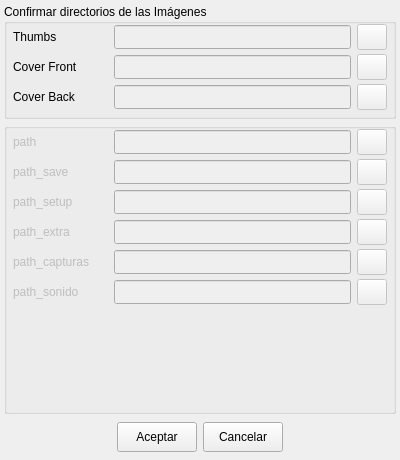
The window that ui/importpath.ui (Monthy/gr-lida) describes before a commit, drawn with Qt 5.
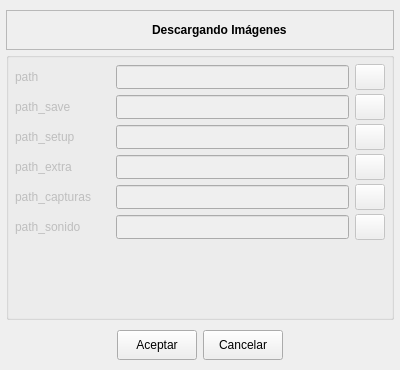
The same window after the commit. The open tabs and pages were chosen to show the change. Icons and pictures are not drawn.

Commit message: En el grlida_importpath: - Añadido un frame que se muestra mientras se esta descargando la imágen. - Eliminado botones del Thumbs, CoverFront y CoverBack que ya no se usaran. - Añadiendo en el setStyleSheet la opciones de la Fuente y el tamaño. - Actualizada el UI con los botones quitados.

Patch:
```diff
--- a/ui/importpath.ui
+++ b/ui/importpath.ui
@@ -1,18 +1,18 @@
 <ui version="4.0" >
  <class>ImportPathClass</class>
- <widget class="QDialog" name="ImportPathClass" >
-  <property name="geometry" >
+ <widget class="QDialog" name="ImportPathClass">
+  <property name="geometry">
    <rect>
     <x>0</x>
     <y>0</y>
     <width>400</width>
-    <height>460</height>
+    <height>370</height>
    </rect>
   </property>
-  <property name="minimumSize" >
+  <property name="minimumSize">
    <size>
     <width>400</width>
-    <height>460</height>
+    <height>370</height>
    </size>
   </property>
   <property name="windowTitle" >
@@ -22,247 +22,119 @@
    <iconset resource="../res/grlida.qrc" >
     <normaloff>:/img16/grlida.png</normaloff>:/img16/grlida.png</iconset>
   </property>
-  <layout class="QVBoxLayout" >
-   <property name="spacing" >
-    <number>4</number>
+  <layout class="QVBoxLayout" name="verticalLayout">
+   <property name="spacing">
+    <number>6</number>
    </property>
-   <property name="margin" >
-    <number>4</number>
+   <property name="margin">
+    <number>6</number>
    </property>
    <item>
-    <widget class="QGroupBox" name="gBox_path_images" >
-     <property name="title" >
-      <string>Confirmar directorios de las Imágenes</string>
+    <widget class="QFrame" name="frame_info">
+     <property name="minimumSize">
+      <size>
+       <width>0</width>
+       <height>40</height>
+      </size>
      </property>
-     <layout class="QVBoxLayout" >
-      <property name="spacing" >
-       <number>4</number>
-      </property>
-      <property name="leftMargin" >
-       <number>6</number>
-      </property>
-      <property name="topMargin" >
+     <property name="maximumSize">
+      <size>
+       <width>16777215</width>
+       <height>32</height>
+      </size>
+     </property>
+     <property name="frameShape">
+      <enum>QFrame::StyledPanel</enum>
+     </property>
+     <property name="frameShadow">
+      <enum>QFrame::Raised</enum>
+     </property>
+     <layout class="QHBoxLayout" name="horizontalLayout_2">
+      <property name="margin">
        <number>0</number>
       </property>
-      <property name="rightMargin" >
-       <number>6</number>
-      </property>
-      <property name="bottomMargin" >
-       <number>6</number>
-      </property>
       <item>
-       <layout class="QHBoxLayout" name="hLayout_19" >
-        <property name="spacing" >
-         <number>6</number>
+       <spacer name="hSpacer_0">
+        <property name="orientation">
+         <enum>Qt::Horizontal</enum>
         </property>
-        <property name="margin" >
-         <number>0</number>
+        <property name="sizeHint" stdset="0">
+         <size>
+          <width>40</width>
+          <height>20</height>
+         </size>
         </property>
-        <item>
-         <widget class="QLabel" name="lb_path_17" >
-          <property name="minimumSize" >
-           <size>
-            <width>95</width>
-            <height>0</height>
-           </size>
-          </property>
-          <property name="text" >
-           <string>Thumbs</string>
-          </property>
-         </widget>
-        </item>
-        <item>
-         <widget class="QLineEdit" name="txtDatosPath_Thumbs" >
-          <property name="enabled" >
-           <bool>false</bool>
-          </property>
-          <property name="minimumSize" >
-           <size>
-            <width>0</width>
-            <height>24</height>
-           </size>
-          </property>
-         </widget>
-        </item>
-        <item>
-         <widget class="QPushButton" name="btnDirPath_Datos_Thumbs" >
-          <property name="enabled" >
-           <bool>false</bool>
-          </property>
-          <property name="minimumSize" >
-           <size>
-            <width>30</width>
-            <height>26</height>
-           </size>
-          </property>
-          <property name="maximumSize" >
-           <size>
-            <width>30</width>
-            <height>26</height>
-           </size>
-          </property>
-          <property name="text" >
-           <string/>
-          </property>
-          <property name="icon" >
-           <iconset resource="../res/grlida.qrc" >
-            <normaloff>:/img16/carpeta_1.png</normaloff>:/img16/carpeta_1.png</iconset>
-          </property>
-         </widget>
-        </item>
-       </layout>
+       </spacer>
       </item>
       <item>
-       <layout class="QHBoxLayout" name="hLayout_18" >
-        <property name="spacing" >
-         <number>6</number>
+       <widget class="QLabel" name="lb_icon">
+        <property name="minimumSize">
+         <size>
+          <width>32</width>
+          <height>32</height>
+         </size>
         </property>
-        <property name="margin" >
-         <number>0</number>
+        <property name="maximumSize">
+         <size>
+          <width>32</width>
+          <height>32</height>
+         </size>
         </property>
-        <item>
-         <widget class="QLabel" name="lb_path_18" >
-          <property name="minimumSize" >
-           <size>
-            <width>95</width>
-            <height>0</height>
-           </size>
-          </property>
-          <property name="text" >
-           <string>Cover Front</string>
-          </property>
-         </widget>
-        </item>
-        <item>
-         <widget class="QLineEdit" name="txtDatosPath_CoverFront" >
-          <property name="enabled" >
-           <bool>false</bool>
-          </property>
-          <property name="minimumSize" >
-           <size>
-            <width>0</width>
-            <height>24</height>
-           </size>
-          </property>
-         </widget>
-        </item>
-        <item>
-         <widget class="QPushButton" name="btnDirPath_Datos_CoverFront" >
-          <property name="enabled" >
-           <bool>false</bool>
-          </property>
-          <property name="minimumSize" >
-           <size>
-            <width>30</width>
-            <height>26</height>
-           </size>
-          </property>
-          <property name="maximumSize" >
-           <size>
-            <width>30</width>
-            <height>26</height>
-           </size>
-          </property>
-          <property name="text" >
-           <string/>
-          </property>
-          <property name="icon" >
-           <iconset resource="../res/grlida.qrc" >
-            <normaloff>:/img16/carpeta_1.png</normaloff>:/img16/carpeta_1.png</iconset>
-          </property>
-         </widget>
-        </item>
-       </layout>
+        <property name="text">
+         <string/>
+        </property>
+        <property name="pixmap">
+         <pixmap resource="../res/grlida.qrc">:/img32/descargar.png</pixmap>
+        </property>
+       </widget>
       </item>
       <item>
-       <layout class="QHBoxLayout" name="hLayout_17" >
-        <property name="spacing" >
-         <number>6</number>
+       <widget class="QLabel" name="lb_info">
+        <property name="minimumSize">
+         <size>
+          <width>105</width>
+          <height>32</height>
+         </size>
         </property>
-        <property name="margin" >
-         <number>0</number>
+        <property name="font">
+         <font>
+          <weight>75</weight>
+          <bold>true</bold>
+         </font>
         </property>
-        <item>
-         <widget class="QLabel" name="lb_path_19" >
-          <property name="minimumSize" >
-           <size>
-            <width>95</width>
-            <height>0</height>
-           </size>
-          </property>
-          <property name="text" >
-           <string>Cover Back</string>
-          </property>
-         </widget>
-        </item>
-        <item>
-         <widget class="QLineEdit" name="txtDatosPath_CoverBack" >
-          <property name="enabled" >
-           <bool>false</bool>
-          </property>
-          <property name="minimumSize" >
-           <size>
-            <width>0</width>
-            <height>24</height>
-           </size>
-          </property>
-         </widget>
-        </item>
-        <item>
-         <widget class="QPushButton" name="btnDirPath_Datos_CoverBack" >
-          <property name="enabled" >
-           <bool>false</bool>
-          </property>
-          <property name="minimumSize" >
-           <size>
-            <width>30</width>
-            <height>26</height>
-           </size>
-          </property>
-          <property name="maximumSize" >
-           <size>
-            <width>30</width>
-            <height>26</height>
-           </size>
-          </property>
-          <property name="text" >
-           <string/>
-          </property>
-          <property name="icon" >
-           <iconset resource="../res/grlida.qrc" >
-            <normaloff>:/img16/carpeta_1.png</normaloff>:/img16/carpeta_1.png</iconset>
-          </property>
-         </widget>
-        </item>
-       </layout>
+        <property name="text">
+         <string>Descargando Imágenes</string>
+        </property>
+       </widget>
+      </item>
+      <item>
+       <spacer name="hSpacer_1">
+        <property name="orientation">
+         <enum>Qt::Horizontal</enum>
+        </property>
+        <property name="sizeHint" stdset="0">
+         <size>
+          <width>40</width>
+          <height>20</height>
+         </size>
+        </property>
+       </spacer>
       </item>
      </layout>
     </widget>
    </item>
    <item>
-    <widget class="QGroupBox" name="gBox_path_emu" >
-     <property name="enabled" >
+    <widget class="QGroupBox" name="gBox_path_emu">
+     <property name="enabled">
       <bool>false</bool>
      </property>
-     <layout class="QVBoxLayout" >
-      <property name="spacing" >
-       <number>4</number>
-      </property>
-      <property name="leftMargin" >
-       <number>6</number>
-      </property>
-      <property name="topMargin" >
-       <number>0</number>
-      </property>
-      <property name="rightMargin" >
-       <number>6</number>
-      </property>
-      <property name="bottomMargin" >
+     <layout class="QVBoxLayout">
+      <property name="margin">
        <number>6</number>
       </property>
       <item>
-       <widget class="QStackedWidget" name="wizardPath" >
-        <property name="minimumSize" >
+       <widget class="QStackedWidget" name="wizardPath">
+        <property name="minimumSize">
          <size>
           <width>16</width>
           <height>260</height>
@@ -742,17 +614,17 @@
           </item>
          </layout>
         </widget>
-        <widget class="QWidget" name="page_2" >
-         <layout class="QVBoxLayout" >
-          <property name="spacing" >
+        <widget class="QWidget" name="page_2">
+         <layout class="QVBoxLayout">
+          <property name="spacing">
            <number>4</number>
           </property>
-          <property name="margin" >
+          <property name="margin">
            <number>0</number>
           </property>
           <item>
-           <layout class="QHBoxLayout" name="hLayout_14" >
-            <property name="spacing" >
+           <layout class="QHBoxLayout" name="hLayout_14">
+            <property name="spacing">
              <number>6</number>
             </property>
             <property name="margin" >
@@ -807,16 +679,16 @@
            </layout>
           </item>
           <item>
-           <layout class="QHBoxLayout" >
-            <property name="spacing" >
+           <layout class="QHBoxLayout">
+            <property name="spacing">
              <number>6</number>
             </property>
-            <property name="margin" >
+            <property name="margin">
              <number>0</number>
             </property>
             <item>
-             <widget class="QLabel" name="lb_path_10" >
-              <property name="minimumSize" >
+             <widget class="QLabel" name="lb_path_10">
+              <property name="minimumSize">
                <size>
                 <width>95</width>
                 <height>0</height>
@@ -828,8 +700,8 @@
              </widget>
             </item>
             <item>
-             <widget class="QLineEdit" name="txtPath_Svm_2" >
-              <property name="minimumSize" >
+             <widget class="QLineEdit" name="txtPath_Svm_2">
+              <property name="minimumSize">
                <size>
                 <width>0</width>
                 <height>24</height>
@@ -838,8 +710,8 @@
              </widget>
             </item>
             <item>
-             <widget class="QPushButton" name="btnDirPath_Svm_2" >
-              <property name="minimumSize" >
+             <widget class="QPushButton" name="btnDirPath_Svm_2">
+              <property name="minimumSize">
                <size>
                 <width>30</width>
                 <height>26</height>
@@ -863,8 +735,8 @@
            </layout>
           </item>
           <item>
-           <layout class="QHBoxLayout" name="hLayout_12" >
-            <property name="spacing" >
+           <layout class="QHBoxLayout" name="hLayout_12">
+            <property name="spacing">
              <number>6</number>
             </property>
             <property name="margin" >
@@ -919,8 +791,8 @@
            </layout>
           </item>
           <item>
-           <layout class="QHBoxLayout" name="hLayout_13" >
-            <property name="spacing" >
+           <layout class="QHBoxLayout" name="hLayout_13">
+            <property name="spacing">
              <number>6</number>
             </property>
             <property name="margin" >
@@ -975,8 +847,8 @@
            </layout>
           </item>
           <item>
-           <layout class="QHBoxLayout" name="hLayout_11" >
-            <property name="spacing" >
+           <layout class="QHBoxLayout" name="hLayout_11">
+            <property name="spacing">
              <number>6</number>
             </property>
             <property name="margin" >
@@ -1031,8 +903,8 @@
            </layout>
           </item>
           <item>
-           <layout class="QHBoxLayout" name="hLayout_10" >
-            <property name="spacing" >
+           <layout class="QHBoxLayout" name="hLayout_10">
+            <property name="spacing">
              <number>6</number>
             </property>
             <property name="margin" >
@@ -1087,8 +959,8 @@
            </layout>
           </item>
           <item>
-           <spacer name="vSpacer_2" >
-            <property name="orientation" >
+           <spacer name="vSpacer_2">
+            <property name="orientation">
              <enum>Qt::Vertical</enum>
             </property>
             <property name="sizeHint" stdset="0" >
@@ -1242,16 +1114,16 @@
     </widget>
    </item>
    <item>
-    <layout class="QHBoxLayout" name="hLayout_1" >
-     <property name="spacing" >
+    <layout class="QHBoxLayout" name="hLayout_1">
+     <property name="spacing">
       <number>6</number>
      </property>
      <property name="margin" >
       <number>4</number>
      </property>
      <item>
-      <spacer name="hSpacer_1" >
-       <property name="orientation" >
+      <spacer name="hSpacer_2">
+       <property name="orientation">
         <enum>Qt::Horizontal</enum>
        </property>
        <property name="sizeHint" stdset="0" >
@@ -1297,11 +1169,11 @@
       </widget>
      </item>
      <item>
-      <spacer name="hSpacer_2" >
-       <property name="orientation" >
+      <spacer name="hSpacer_3">
+       <property name="orientation">
         <enum>Qt::Horizontal</enum>
        </property>
-       <property name="sizeHint" stdset="0" >
+       <property name="sizeHint" stdset="0">
         <size>
          <width>40</width>
          <height>20</height>
```
Left out of the diff: 490 changed lines with no effect on the pictures. The commit also changes 2 other files.
